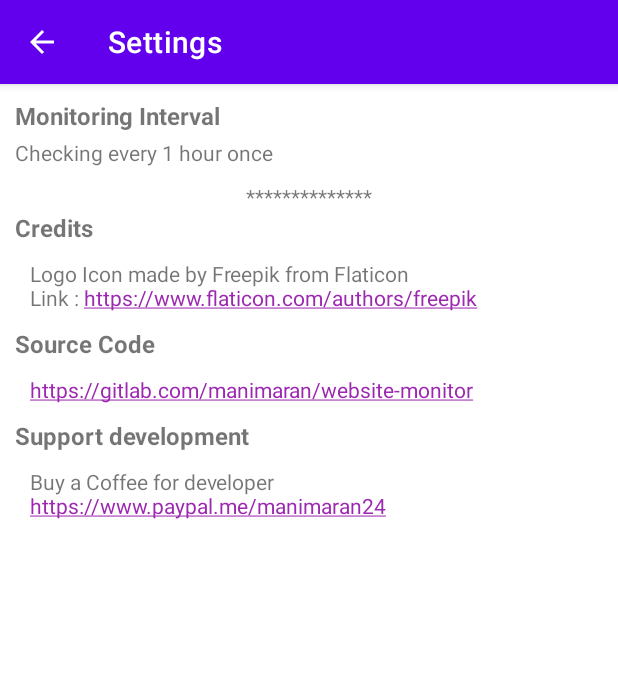
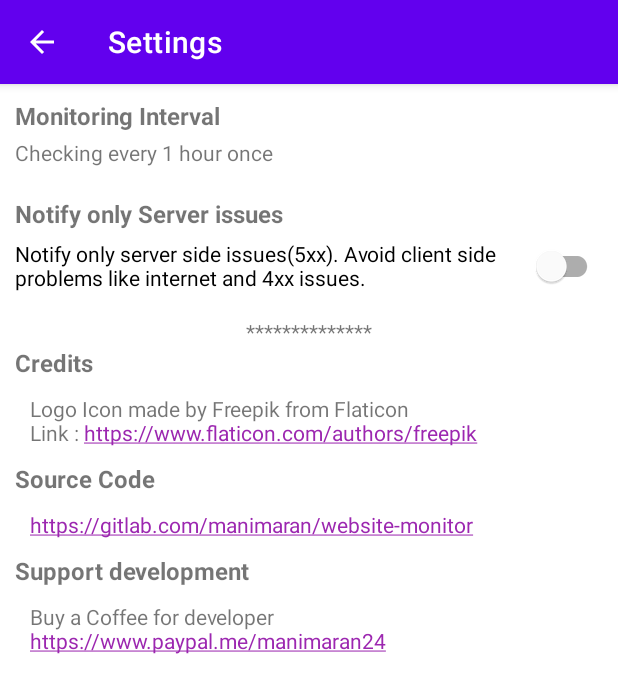
Before and after one commit to theAkito/webmon, an Android app: the screen it shows after launch (SettingsActivity), after a tap on "Settings", on a phone screen of 412 x 824 dp. Shown: the top 693 px of the screen. Run offline under Robolectric (Android 15) with nearby library versions, the phone set to English and light mode, and no system bars; our stand-ins replace Room's generated code; pictures from the network do not load; 1 statement that could not run was skipped.

Commit message:
Added settings for Notify only server issue. #8 fixed

```diff
--- a/app/src/main/java/com/manimarank/websitemonitor/data/repository/WebSiteEntryRepository.kt
+++ b/app/src/main/java/com/manimarank/websitemonitor/data/repository/WebSiteEntryRepository.kt
@@ -86,7 +86,7 @@ class WebSiteEntryRepository(context: Context) {
     suspend fun getWebsiteStatus(websiteEntry: WebSiteEntry): WebSiteStatus {
         var  webSiteStatus: WebSiteStatus
         withContext(Dispatchers.IO) {
-            var status = 404
+            var status = HttpURLConnection.HTTP_NOT_FOUND
             try {
                 val url = URL(websiteEntry.url)
                 val conn: HttpURLConnection = url.openConnection() as HttpURLConnection
@@ -97,7 +97,7 @@ class WebSiteEntryRepository(context: Context) {
                     websiteEntry.name,
                     websiteEntry.url,
                     conn.responseCode,
-                    conn.responseCode == 200,
+                    conn.responseCode == HttpURLConnection.HTTP_OK,
                     conn.responseMessage
                 )
             } catch (e: Exception) {
--- a/app/src/main/java/com/manimarank/websitemonitor/ui/home/MainActivity.kt
+++ b/app/src/main/java/com/manimarank/websitemonitor/ui/home/MainActivity.kt
@@ -77,13 +77,13 @@ class MainActivity : AppCompatActivity(), WebSiteEntryAdapter.WebSiteEntryEvents
         viewModel.getAllWebSiteStatusList().observe(this, { it ->
             if (swipeRefresh.isRefreshing)
                 swipeRefresh.isRefreshing = false
-            it.filter { !it.isSuccessful }.forEach {
+            it.filter { Utils.isValidNotifyStatus(it.status) }.forEach {
                 showNotification(applicationContext, it.name,  String.format(getString(R.string.not_working, it.url)))
             }
         })
 
-        viewModel.getWebSiteStatus().observe(this, {it ->
-            if (!it.isSuccessful) {
+        viewModel.getWebSiteStatus().observe(this, {
+            if (Utils.isValidNotifyStatus(it.status)) {
                 showNotification(applicationContext, it.name,  String.format(getString(R.string.not_working, it.url)))
             }
         })
--- a/app/src/main/java/com/manimarank/websitemonitor/ui/settings/SettingsActivity.kt
+++ b/app/src/main/java/com/manimarank/websitemonitor/ui/settings/SettingsActivity.kt
@@ -7,6 +7,7 @@ import androidx.appcompat.app.AlertDialog
 import androidx.appcompat.app.AppCompatActivity
 import com.manimarank.websitemonitor.R
 import com.manimarank.websitemonitor.utils.Constants.MONITORING_INTERVAL
+import com.manimarank.websitemonitor.utils.Constants.NOTIFY_ONLY_SERVER_ISSUES
 import com.manimarank.websitemonitor.utils.Interval.nameList
 import com.manimarank.websitemonitor.utils.Interval.valueList
 import com.manimarank.websitemonitor.utils.SharedPrefsManager
@@ -31,6 +32,11 @@ class SettingsActivity : AppCompatActivity() {
         btnEnableAutoStart.setOnClickListener { openAutoStartScreen(this) }
 
         updateIntervalTimeOnUi()
+
+        switchNotifyOnlyServerIssues.isChecked = SharedPrefsManager.customPrefs.getBoolean(NOTIFY_ONLY_SERVER_ISSUES, false)
+        switchNotifyOnlyServerIssues.setOnCheckedChangeListener { _, isChecked ->
+            SharedPrefsManager.customPrefs[NOTIFY_ONLY_SERVER_ISSUES] = isChecked
+        }
     }
 
     private fun showIntervalChooseDialog() {
--- a/app/src/main/java/com/manimarank/websitemonitor/utils/Constants.kt
+++ b/app/src/main/java/com/manimarank/websitemonitor/utils/Constants.kt
@@ -17,6 +17,7 @@ object Constants {
     const val IS_ADDED_DEFAULT_DATA: String = "is_added_default_data"
     const val MONITORING_INTERVAL: String = "monitoring_interval"
     const val IS_AUTO_START_SHOWN : String = "is_auto_start_shown"
+    const val NOTIFY_ONLY_SERVER_ISSUES : String = "notify_only_server_issues"
 
 
 }
--- a/app/src/main/java/com/manimarank/websitemonitor/utils/SharedPrefsManager.kt
+++ b/app/src/main/java/com/manimarank/websitemonitor/utils/SharedPrefsManager.kt
@@ -13,7 +13,7 @@ object SharedPrefsManager {
     }
 
 
-    inline fun SharedPreferences.edit(operation: (SharedPreferences.Editor) -> Unit) {
+    private inline fun SharedPreferences.edit(operation: (SharedPreferences.Editor) -> Unit) {
         val editor = this.edit()
         operation(editor)
         editor.apply()
--- a/app/src/main/java/com/manimarank/websitemonitor/utils/Utils.kt
+++ b/app/src/main/java/com/manimarank/websitemonitor/utils/Utils.kt
@@ -6,7 +6,6 @@ import android.app.NotificationManager
 import android.app.PendingIntent
 import android.content.ComponentName
 import android.content.Context
-import android.content.DialogInterface
 import android.content.Intent
 import android.content.pm.PackageManager
 import android.net.Uri
@@ -30,7 +29,6 @@ import java.net.HttpURLConnection
 import java.net.URL
 import java.text.SimpleDateFormat
 import java.util.*
-import kotlin.random.Random.Default.nextInt
 
 object Utils {
     fun currentDateTime(): String {
@@ -152,42 +150,54 @@ object Utils {
 
     fun getStatusMessage(code: Int?): String {
         return when (code) {
-            HttpURLConnection.HTTP_ACCEPTED -> "Accepted"
-            HttpURLConnection.HTTP_BAD_GATEWAY -> "Bad Gateway"
-            HttpURLConnection.HTTP_BAD_METHOD -> "Method Not Allowed"
-            HttpURLConnection.HTTP_BAD_REQUEST -> "Bad Request"
-            HttpURLConnection.HTTP_CLIENT_TIMEOUT -> "Request Time-Out"
-            HttpURLConnection.HTTP_CONFLICT -> "Conflict"
-            HttpURLConnection.HTTP_CREATED -> "Created"
-            HttpURLConnection.HTTP_ENTITY_TOO_LARGE -> "Request Entity Too Large"
-            HttpURLConnection.HTTP_FORBIDDEN -> "Forbidden"
-            HttpURLConnection.HTTP_GATEWAY_TIMEOUT -> "Gateway Timeout"
-            HttpURLConnection.HTTP_GONE -> "Gone"
-            HttpURLConnection.HTTP_INTERNAL_ERROR -> "Internal Server Error"
-            HttpURLConnection.HTTP_LENGTH_REQUIRED -> "Length Required"
-            HttpURLConnection.HTTP_MOVED_PERM -> "Moved Permanently"
-            HttpURLConnection.HTTP_MOVED_TEMP -> "Temporary Redirect"
-            HttpURLConnection.HTTP_MULT_CHOICE -> "Multiple Choices"
-            HttpURLConnection.HTTP_NOT_ACCEPTABLE -> "Not Acceptable"
-            HttpURLConnection.HTTP_NOT_AUTHORITATIVE -> "Non-Authoritative Information"
-            HttpURLConnection.HTTP_NOT_FOUND -> "Not Found"
-            HttpURLConnection.HTTP_NOT_IMPLEMENTED -> "Not Implemented"
-            HttpURLConnection.HTTP_NOT_MODIFIED -> "Not Modified"
-            HttpURLConnection.HTTP_NO_CONTENT -> "No Content"
-            HttpURLConnection.HTTP_OK -> "Success"
-            HttpURLConnection.HTTP_PARTIAL -> "Partial Content"
-            HttpURLConnection.HTTP_PAYMENT_REQUIRED -> "Payment Required"
-            HttpURLConnection.HTTP_PRECON_FAILED -> "Precondition Failed"
-            HttpURLConnection.HTTP_PROXY_AUTH -> "Proxy Authentication Required"
-            HttpURLConnection.HTTP_REQ_TOO_LONG -> "Request-URI Too Large"
-            HttpURLConnection.HTTP_RESET -> "Reset Content"
-            HttpURLConnection.HTTP_SEE_OTHER -> "See Other"
-            HttpURLConnection.HTTP_UNAUTHORIZED -> "Unauthorized"
-            HttpURLConnection.HTTP_UNAVAILABLE -> "Service Unavailable"
-            HttpURLConnection.HTTP_UNSUPPORTED_TYPE -> "Unsupported Media Type"
-            HttpURLConnection.HTTP_USE_PROXY -> "Use Proxy"
-            HttpURLConnection.HTTP_VERSION -> "HTTP Version Not Supported"
+            HttpURLConnection.HTTP_OK -> "Success" // 200
+            HttpURLConnection.HTTP_CREATED -> "Created" // 201
+            HttpURLConnection.HTTP_ACCEPTED -> "Accepted" // 202
+            HttpURLConnection.HTTP_NOT_AUTHORITATIVE -> "Non-Authoritative Information" // 203
+            HttpURLConnection.HTTP_NO_CONTENT -> "No Content" // 204
+            HttpURLConnection.HTTP_RESET -> "Reset Content" // 205
+            HttpURLConnection.HTTP_PARTIAL -> "Partial Content" // 206
+            HttpURLConnection.HTTP_MULT_CHOICE -> "Multiple Choices" // 300
+            HttpURLConnection.HTTP_MOVED_PERM -> "Moved Permanently" // 301
+            HttpURLConnection.HTTP_MOVED_TEMP -> "Temporary Redirect" // 302
+            HttpURLConnection.HTTP_SEE_OTHER -> "See Other" // 303
+            HttpURLConnection.HTTP_NOT_MODIFIED -> "Not Modified" // 304
+            HttpURLConnection.HTTP_USE_PROXY -> "Use Proxy" // 305
+            HttpURLConnection.HTTP_BAD_REQUEST -> "Bad Request" // 400
+            HttpURLConnection.HTTP_UNAUTHORIZED -> "Unauthorized" // 401
+            HttpURLConnection.HTTP_PAYMENT_REQUIRED -> "Payment Required" // 402
+            HttpURLConnection.HTTP_FORBIDDEN -> "Forbidden" // 403
+            HttpURLConnection.HTTP_NOT_FOUND -> "Not Found" // 404
+            HttpURLConnection.HTTP_BAD_METHOD -> "Method Not Allowed" // 405
+            HttpURLConnection.HTTP_NOT_ACCEPTABLE -> "Not Acceptable" // 406
+            HttpURLConnection.HTTP_PROXY_AUTH -> "Proxy Authentication Required" // 407
+            HttpURLConnection.HTTP_CLIENT_TIMEOUT -> "Request Time-Out" // 408
+            HttpURLConnection.HTTP_CONFLICT -> "Conflict" // 409
+            HttpURLConnection.HTTP_GONE -> "Gone" // 410
+            HttpURLConnection.HTTP_LENGTH_REQUIRED -> "Length Required" // 411
+            HttpURLConnection.HTTP_PRECON_FAILED -> "Precondition Failed" // 412
+            HttpURLConnection.HTTP_ENTITY_TOO_LARGE -> "Request Entity Too Large" // 413
+            HttpURLConnection.HTTP_REQ_TOO_LONG -> "Request-URI Too Large" // 414
+            HttpURLConnection.HTTP_UNSUPPORTED_TYPE -> "Unsupported Media Type" // 415
+            HttpURLConnection.HTTP_INTERNAL_ERROR -> "Internal Server Error" // 500
+            HttpURLConnection.HTTP_NOT_IMPLEMENTED -> "Not Implemented" // 501
+            HttpURLConnection.HTTP_BAD_GATEWAY -> "Bad Gateway" // 502
+            HttpURLConnection.HTTP_UNAVAILABLE -> "Service Unavailable" // 503
+            HttpURLConnection.HTTP_GATEWAY_TIMEOUT -> "Gateway Timeout" // 504
+            HttpURLConnection.HTTP_VERSION -> "HTTP Version Not Supported" // 505
             else -> "Unknown"
         }
     }
+
+    private fun isServerRelatedFail(status: Int): Boolean {
+        return status >= 500
+    }
+
+    fun isValidNotifyStatus(status: Int): Boolean {
+        val isEnabledServerFailOnly = SharedPrefsManager.customPrefs.getBoolean(Constants.NOTIFY_ONLY_SERVER_ISSUES, false)
+        return if (isEnabledServerFailOnly)
+            status != HttpURLConnection.HTTP_OK && isServerRelatedFail(status)
+        else
+            status != HttpURLConnection.HTTP_OK
+    }
 }
--- a/app/src/main/java/com/manimarank/websitemonitor/worker/SyncWorker.kt
+++ b/app/src/main/java/com/manimarank/websitemonitor/worker/SyncWorker.kt
@@ -21,7 +21,7 @@ class SyncWorker(appContext: Context, workerParams: WorkerParameters) :
 
         Print.log("Fetching Data from Remote host")
         return try {
-            repository.checkWebSiteStatus().filter { !it.isSuccessful }.forEach {
+            repository.checkWebSiteStatus().filter { Utils.isValidNotifyStatus(it.status) }.forEach {
                 Print.log("Error Page : $it")
                 Utils.showNotification(applicationContext, it.name, String.format(applicationContext.getString(R.string.not_working, it.url)))
             }
--- a/app/src/main/res/layout/activity_settings.xml
+++ b/app/src/main/res/layout/activity_settings.xml
@@ -1,10 +1,14 @@
 <?xml version="1.0" encoding="utf-8"?>
-<LinearLayout xmlns:android="http://schemas.android.com/apk/res/android"
+<ScrollView xmlns:android="http://schemas.android.com/apk/res/android"
     xmlns:tools="http://schemas.android.com/tools"
     android:layout_width="match_parent"
     xmlns:app="http://schemas.android.com/apk/res-auto"
+    android:layout_height="match_parent">
+
+    <LinearLayout
         android:orientation="vertical"
-    android:layout_height="match_parent">
+        android:layout_width="match_parent"
+        android:layout_height="wrap_content">
 
         <LinearLayout
             android:id="@+id/btnMonitorInterval"
@@ -67,6 +71,32 @@
                 android:paddingStart="20dp"
                 android:paddingEnd="20dp"
                 android:text="@string/enable_auto_start"/>
+        </LinearLayout>
+
+        <LinearLayout
+            android:id="@+id/btnNotifyOnlyServerIssue"
+            android:layout_width="match_parent"
+            android:layout_height="wrap_content"
+            android:orientation="vertical"
+            android:gravity="center"
+            android:padding="10dp">
+
+            <androidx.appcompat.widget.AppCompatTextView
+                android:layout_width="match_parent"
+                android:text="@string/notify_only_server_issues"
+                android:textSize="@dimen/text_normal"
+                android:textStyle="bold"
+                android:layout_height="wrap_content"/>
+
+            <com.google.android.material.switchmaterial.SwitchMaterial
+                android:id="@+id/switchNotifyOnlyServerIssues"
+                android:layout_width="match_parent"
+                app:switchPadding="10dp"
+                android:text="@string/notify_only_server_side_issues_info"
+                android:textSize="@dimen/text_small"
+                android:checked="false"
+                android:layout_height="wrap_content"/>
+
         </LinearLayout>
 
         <TextView
@@ -148,5 +178,7 @@
 
         </LinearLayout>
 
+    </LinearLayout>
 
-</LinearLayout>
+
+</ScrollView>
--- a/app/src/main/res/values/strings.xml
+++ b/app/src/main/res/values/strings.xml
@@ -37,4 +37,6 @@
     <string name="no">No</string>
     <string name="support_development">Support development</string>
     <string name="support_development_link" translatable="false">Buy a Coffee for developer\nhttps://www.paypal.me/manimaran24</string>
+    <string name="notify_only_server_issues">Notify only Server issues</string>
+    <string name="notify_only_server_side_issues_info">Notify only server side issues(5xx). Avoid client side problems like internet and 4xx issues.</string>
 </resources>
```
Lines whose indentation alone changed are shown as unchanged.
